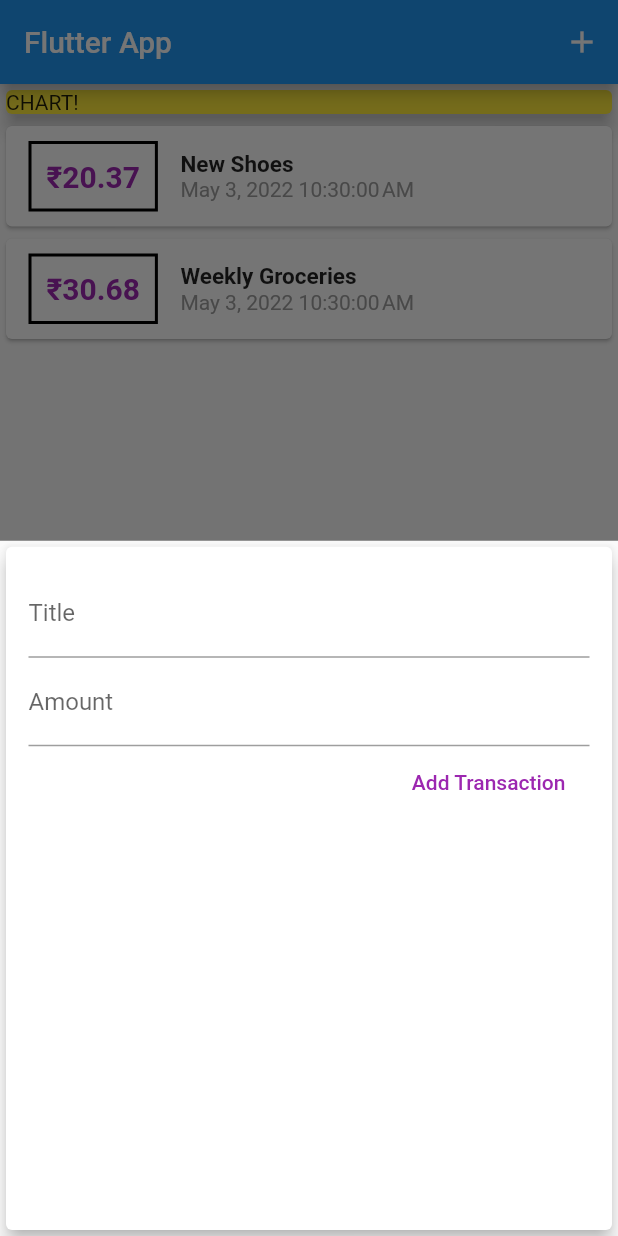
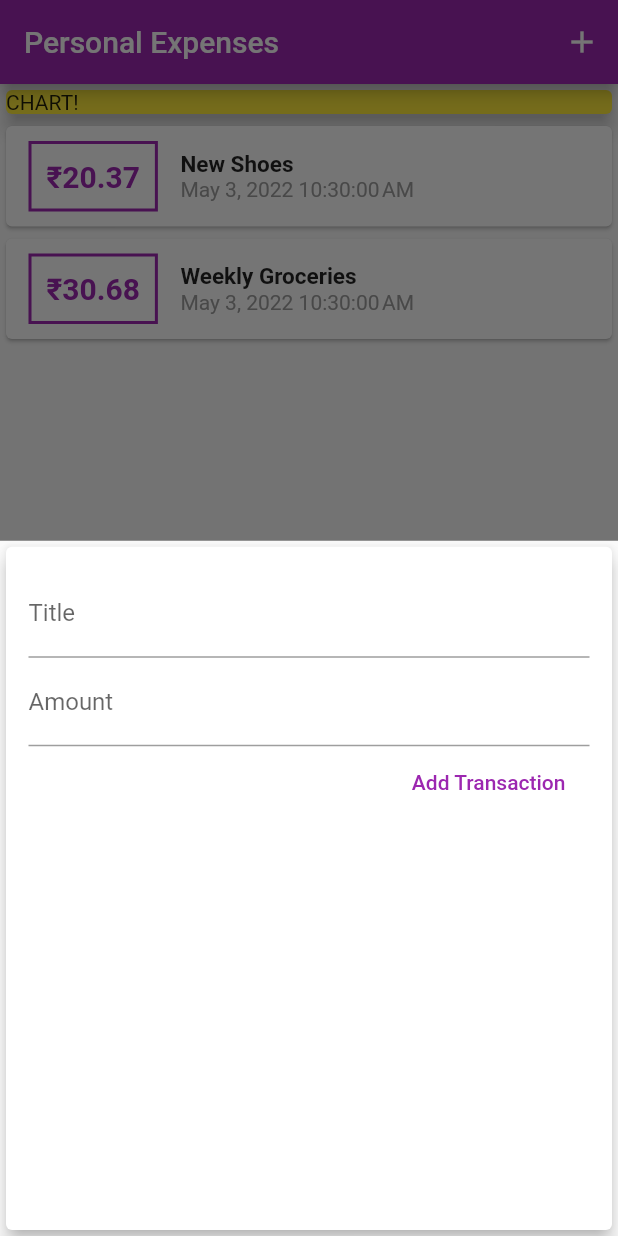
Before and after one commit to Rakesh-swain/Personal_Expenses_App, a Flutter app: the screen it shows after launch, after a tap on the "add" icon, on a phone screen of 412 x 824 dp. Run offline on Flutter 3.47's test engine with Material 2 defaults, Android fonts, the phone set to English and light mode, and no system bars.

Commit message:
use themes

```diff
--- a/lib/main.dart
+++ b/lib/main.dart
@@ -10,7 +10,11 @@ class MyApp extends StatelessWidget {
   Widget build(BuildContext context) {
     return MaterialApp(
       debugShowCheckedModeBanner: false,
-      title: 'Flutter App',
+      title: 'Personal Expenses',
+      theme: ThemeData(
+        primarySwatch: Colors.purple,
+        accentColor: Colors.amber,
+      ),
       home: MyHomePage(),
     );
   }
@@ -55,6 +59,7 @@ class _MyHomePageState extends State<MyHomePage> {
       builder: (_) {
         return GestureDetector(
           onTap: () {},
+          behavior: HitTestBehavior.opaque,
           child: NewTransaction(_addNewTransaction),
         );
       },
@@ -65,7 +70,7 @@ class _MyHomePageState extends State<MyHomePage> {
   Widget build(BuildContext context) {
     return Scaffold(
       appBar: AppBar(
-        title: const Text('Flutter App'),
+        title: const Text('Personal Expenses'),
         actions: [
           IconButton(
             icon: Icon(Icons.add),
--- a/lib/widgets/transaction_list.dart
+++ b/lib/widgets/transaction_list.dart
@@ -20,15 +20,15 @@ class TransactionList extends StatelessWidget {
                     const EdgeInsets.symmetric(vertical: 10, horizontal: 15),
                 decoration: BoxDecoration(
                     border: Border.all(
-                  color: Colors.black,
+                  color: Theme.of(context).primaryColor,
                   width: 2,
                 )),
                 child: Text(
                   '₹${transactions[index].amount.toStringAsFixed(2)}',
-                  style: const TextStyle(
+                  style: TextStyle(
                     fontWeight: FontWeight.bold,
                     fontSize: 20,
-                    color: Colors.purple,
+                    color: Theme.of(context).primaryColor,
                   ),
                 ),
               ),
```
